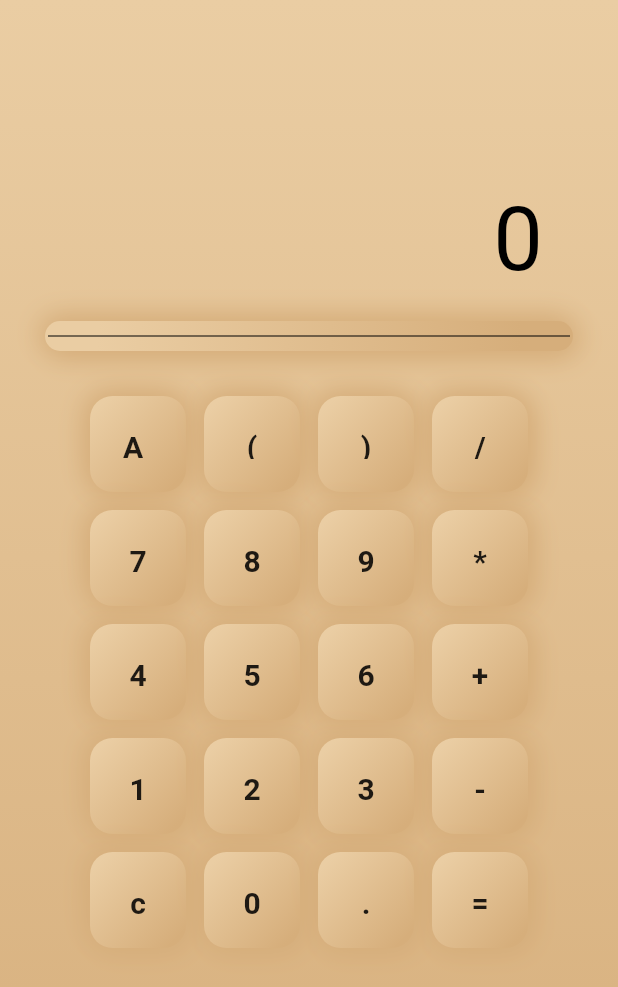
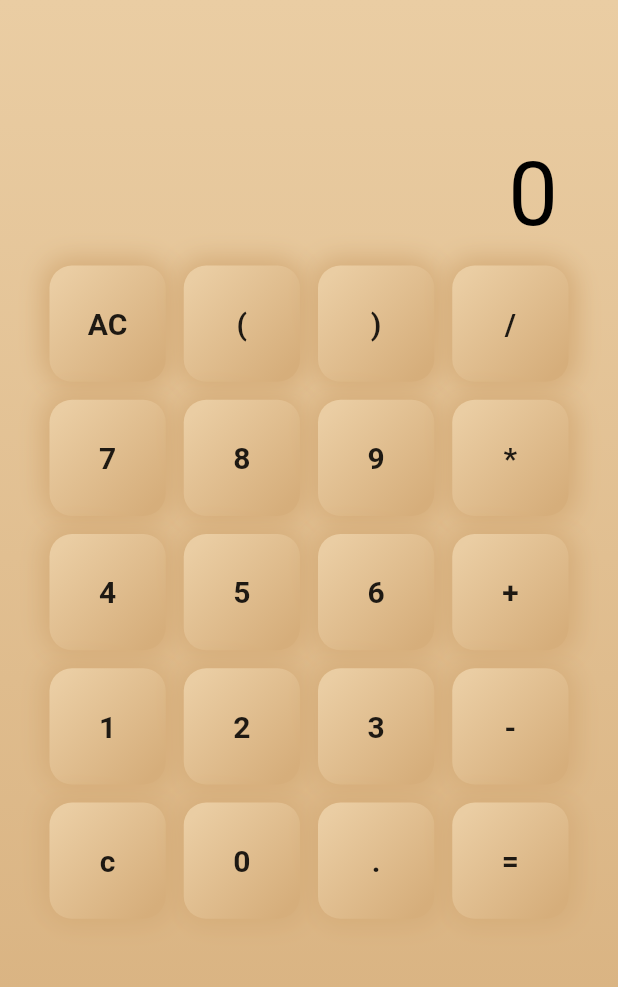
Before and after one commit to AnthonyBeerus/FlutterApp-Calculator, a Flutter app: the screen it shows after launch, on a phone screen of 412 x 824 dp. Shown: the top 987 px of the screen. Run offline on Flutter 3.47's test engine with Material 2 defaults, Android fonts, the phone set to English and light mode, and no system bars.

Commit message:
Increased size and padding of button and display section

```diff
--- a/lib/pages/home.dart
+++ b/lib/pages/home.dart
@@ -67,7 +67,7 @@ class _HomePageState extends State<HomePage> {
               children: [
                 //userInput display section
                 Container(
-                  padding: EdgeInsets.all(20),
+                  padding: EdgeInsets.all(10),
                   alignment: Alignment.centerRight,
                   child: Text(
                     userInput,
@@ -79,7 +79,7 @@ class _HomePageState extends State<HomePage> {
                 ),
                 //Result Display section
                 Container(
-                  padding: EdgeInsets.all(20),
+                  padding: EdgeInsets.all(10),
                   alignment: Alignment.centerRight,
                   child: Text(
                     result,
@@ -89,16 +89,16 @@ class _HomePageState extends State<HomePage> {
                     ),
                   ),
                 ),
-                Container(
-                  child: NeuBox(
-                    child: Divider(
-                      color: Colors.black,
-                      ),
-                    ),
-                ),
+                // Container(
+                //   child: NeuBox(
+                //     child: Divider(
+                //       color: Colors.black,
+                //       ),
+                //     ),
+                // ),
                 Expanded(
                   child: Container(
-                    padding: EdgeInsets.all(30),
+                    padding: EdgeInsets.all(3),
                     child: GridView.builder(
                       physics: NeverScrollableScrollPhysics(),
                       itemCount: buttonList.length,
```
